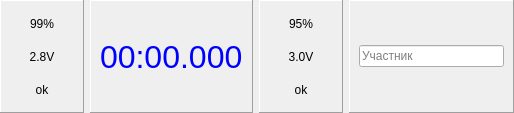
First picture: the form in host/lane.ui, repository olegv142/NRF51Chrono, before the edit.
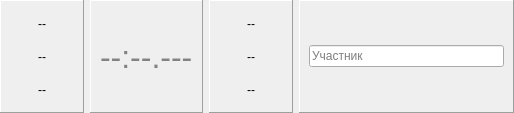
Second picture: the form after the edit.

Commit message: Fix initial labels text

The edit to the form file:
```diff
--- a/host/lane.ui
+++ b/host/lane.ui
@@ -46,7 +46,7 @@
         <item>
          <widget class="QLabel" name="staPktStat">
           <property name="text">
-           <string>99%</string>
+           <string>--</string>
           </property>
           <property name="alignment">
            <set>Qt::AlignCenter</set>
@@ -56,7 +56,7 @@
         <item>
          <widget class="QLabel" name="staVcc">
           <property name="text">
-           <string>2.8V</string>
+           <string>--</string>
           </property>
           <property name="alignment">
            <set>Qt::AlignCenter</set>
@@ -72,7 +72,7 @@
            </size>
           </property>
           <property name="text">
-           <string>ok</string>
+           <string>--</string>
           </property>
           <property name="alignment">
            <set>Qt::AlignCenter</set>
@@ -99,9 +99,9 @@
              <colorrole role="WindowText">
               <brush brushstyle="SolidPattern">
                <color alpha="255">
-                <red>0</red>
-                <green>0</green>
-                <blue>255</blue>
+                <red>130</red>
+                <green>130</green>
+                <blue>130</blue>
                </color>
               </brush>
              </colorrole>
@@ -110,9 +110,9 @@
              <colorrole role="WindowText">
               <brush brushstyle="SolidPattern">
                <color alpha="255">
-                <red>0</red>
-                <green>0</green>
-                <blue>255</blue>
+                <red>130</red>
+                <green>130</green>
+                <blue>130</blue>
                </color>
               </brush>
              </colorrole>
@@ -136,7 +136,7 @@
            </font>
           </property>
           <property name="text">
-           <string>00:00.000</string>
+           <string>--:--.---</string>
           </property>
          </widget>
         </item>
@@ -161,7 +161,7 @@
         <item>
          <widget class="QLabel" name="finPktStat">
           <property name="text">
-           <string>95%</string>
+           <string>--</string>
           </property>
           <property name="alignment">
            <set>Qt::AlignCenter</set>
@@ -171,7 +171,7 @@
         <item>
          <widget class="QLabel" name="finVcc">
           <property name="text">
-           <string>3.0V</string>
+           <string>--</string>
           </property>
           <property name="alignment">
            <set>Qt::AlignCenter</set>
@@ -187,7 +187,7 @@
            </size>
           </property>
           <property name="text">
-           <string>ok</string>
+           <string>--</string>
           </property>
           <property name="alignment">
            <set>Qt::AlignCenter</set>
```
